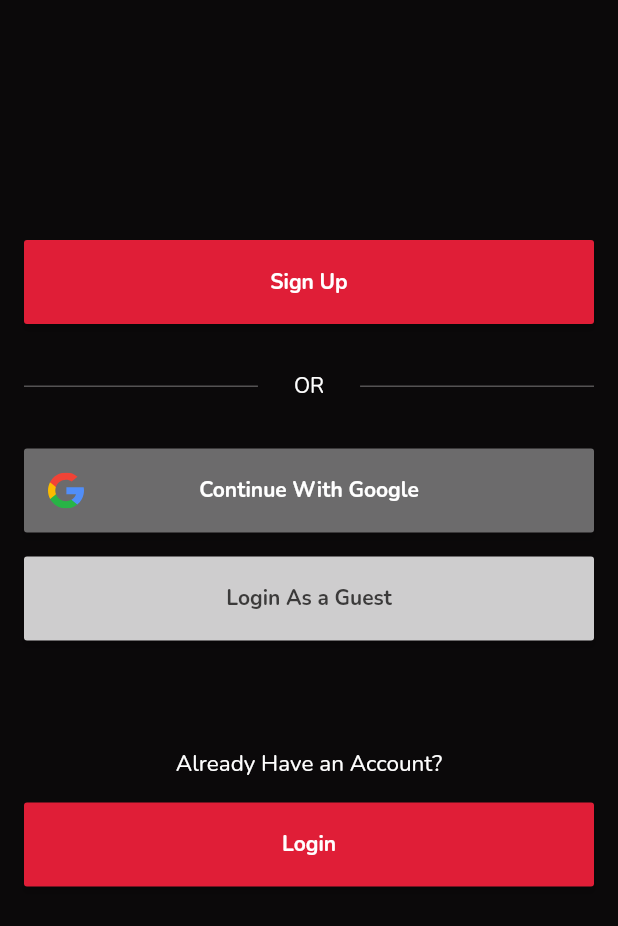
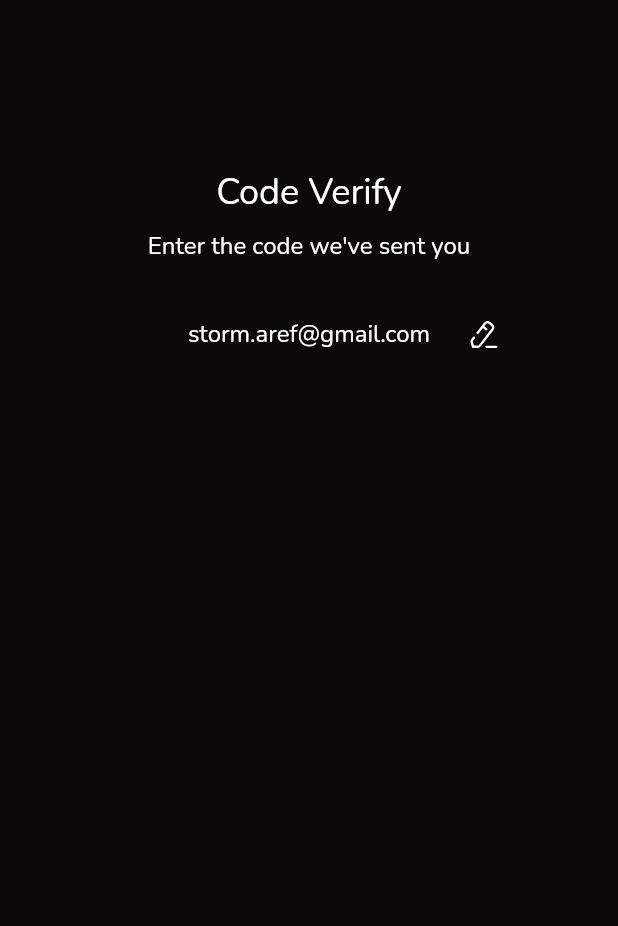
Before and after one commit to stormaref/Scarlet.Flutter, a Flutter app: the screen it shows after launch, on a phone screen of 412 x 824 dp. Shown: the top 926 px of the screen. Run offline on Flutter 3.47's test engine with Material 2 defaults, Android fonts, the light colour scheme and no system bars; our stand-ins replace dio, flutter_secure_storage, flutter_spinkit, flutter_svg, get, google_fonts; missing offline and left inert: animated_segmented_tab_control.

Commit message:
verification page and slack notify

```diff
--- /dev/null
+++ b/lib/controllers/verification_controller.dart
@@ -0,0 +1,3 @@
+import 'package:get/get_state_manager/src/simple/get_controllers.dart';
+
+class VerificationController extends GetxController {}
--- a/lib/main.dart
+++ b/lib/main.dart
@@ -2,6 +2,7 @@ import 'package:app/landing_page.dart';
 import 'package:app/membership.dart';
 import 'package:app/search_result.dart';
 import 'package:app/splash_screen.dart';
+import 'package:app/verification.dart';
 import 'package:flutter/material.dart';
 import 'package:get/get.dart';
 
@@ -20,7 +21,8 @@ class MyApp extends GetView {
         unselectedWidgetColor: Colors.white,
         primarySwatch: Colors.blue,
       ),
-      home: SplashScreen(),
+      // home: SplashScreen(),
+      home: Verification(),
     );
   }
 }
--- /dev/null
+++ b/lib/verification.dart
@@ -0,0 +1,62 @@
+import 'package:app/colors/my_colors.dart';
+import 'package:app/components/white_text.dart';
+import 'package:app/controllers/verification_controller.dart';
+import 'package:app/icons/my_icons.dart';
+import 'package:flutter/material.dart';
+import 'package:flutter/src/widgets/framework.dart';
+import 'package:get/get_state_manager/get_state_manager.dart';
+import 'package:get/instance_manager.dart';
+
+class Verification extends GetView<VerificationController> {
+  @override
+  Widget build(BuildContext context) {
+    var controller = Get.put(VerificationController());
+    return GetBuilder<VerificationController>(builder: (controller) {
+      return Scaffold(
+        backgroundColor: MyColors.background,
+        body: Container(
+          padding: const EdgeInsets.symmetric(horizontal: 16),
+          child: Center(
+            child: Column(
+              children: [
+                Padding(
+                    padding: const EdgeInsets.only(top: 112),
+                    child: WhiteText("Code Verify", 24)),
+                Padding(
+                  padding: const EdgeInsets.only(top: 8),
+                  child: WhiteText("Enter the code we've sent you", 16),
+                ),
+                Padding(
+                  padding: EdgeInsets.only(top: 24),
+                  child: Row(
+                    mainAxisAlignment: MainAxisAlignment.center,
+                    children: [
+                      const Spacer(),
+                      WhiteText("storm.aref@gmail.com", 16),
+                      Expanded(
+                        child: Align(
+                          alignment: Alignment.centerLeft,
+                          child: Row(
+                            children: [
+                              const SizedBox(
+                                width: 12,
+                              ),
+                              IconButton(
+                                  onPressed: () {},
+                                  splashRadius: 16,
+                                  icon: MyIcons().edit(Colors.white)),
+                            ],
+                          ),
+                        ),
+                      )
+                    ],
+                  ),
+                )
+              ],
+            ),
+          ),
+        ),
+      );
+    });
+  }
+}
```
Also changed, not shown: lib/controllers/login_controller.dart (+5 -2 lines), lib/controllers/profile_controller.dart (+43 -2 lines), lib/models/bool_result.dart (added, +10 -0 lines), lib/models/user_profile.dart (added, +17 -0 lines), lib/profile.dart (+20 -8 lines), lib/services/auth_service.dart (+9 -4 lines), lib/services/user_service.dart (added, +21 -0 lines), lib/tools/statics.dart (+14 -9 lines).
